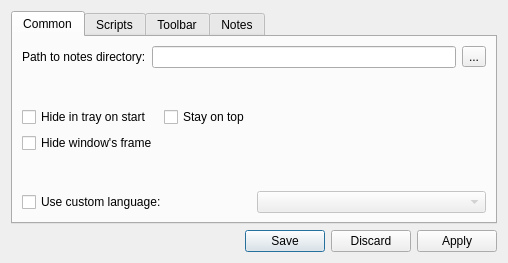
This is configdialog.ui in proton/zNotes as Qt 5 draws it before an edit. The edited form follows.
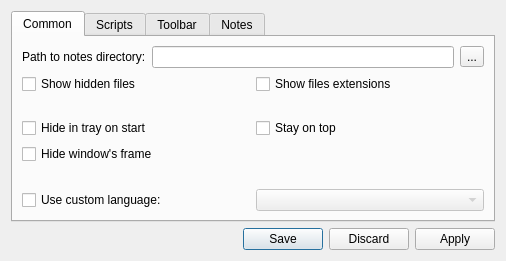
This is the edited form. Icons and pictures are not drawn.

What changed in the file:
```diff
--- a/configdialog.ui
+++ b/configdialog.ui
@@ -6,8 +6,8 @@
    <rect>
     <x>0</x>
     <y>0</y>
-    <width>508</width>
-    <height>263</height>
+    <width>506</width>
+    <height>261</height>
    </rect>
   </property>
   <property name="windowTitle">
@@ -54,13 +54,38 @@
         </layout>
        </item>
        <item>
-        <layout class="QFormLayout" name="formLayout">
-         <property name="labelAlignment">
-          <set>Qt::AlignLeading|Qt::AlignLeft|Qt::AlignVCenter</set>
+        <layout class="QGridLayout" name="gridLayout_3">
+         <item row="0" column="0">
+          <widget class="QCheckBox" name="cb_ShowHidden">
+           <property name="text">
+            <string>Show hidden files</string>
+           </property>
+          </widget>
+         </item>
+         <item row="0" column="1">
+          <widget class="QCheckBox" name="cb_ShowExtensions">
+           <property name="text">
+            <string>Show files extensions</string>
+           </property>
+          </widget>
+         </item>
+        </layout>
+       </item>
+       <item>
+        <spacer name="verticalSpacer_2">
+         <property name="orientation">
+          <enum>Qt::Vertical</enum>
          </property>
-         <property name="formAlignment">
-          <set>Qt::AlignJustify|Qt::AlignVCenter</set>
+         <property name="sizeHint" stdset="0">
+          <size>
+           <width>20</width>
+           <height>40</height>
+          </size>
          </property>
+        </spacer>
+       </item>
+       <item>
+        <layout class="QGridLayout" name="gridLayout">
          <item row="0" column="0">
           <widget class="QCheckBox" name="cb_HideStart">
            <property name="text">
@@ -68,6 +93,13 @@
            </property>
           </widget>
          </item>
+         <item row="0" column="1">
+          <widget class="QCheckBox" name="cb_StayTop">
+           <property name="text">
+            <string>Stay on top</string>
+           </property>
+          </widget>
+         </item>
          <item row="1" column="0">
           <widget class="QCheckBox" name="cb_FrameHide">
            <property name="text">
@@ -75,15 +107,21 @@
            </property>
           </widget>
          </item>
-         <item row="0" column="1">
-          <widget class="QCheckBox" name="cb_StayTop">
-           <property name="text">
-            <string>Stay on top</string>
-           </property>
-          </widget>
-         </item>
         </layout>
        </item>
+       <item>
+        <spacer name="verticalSpacer">
+         <property name="orientation">
+          <enum>Qt::Vertical</enum>
+         </property>
+         <property name="sizeHint" stdset="0">
+          <size>
+           <width>20</width>
+           <height>40</height>
+          </size>
+         </property>
+        </spacer>
+       </item>
        <item>
         <layout class="QHBoxLayout" name="horizontalLayout_6">
          <item>
```
